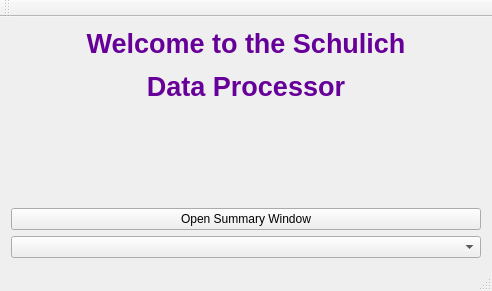
mshubat-forked/cs3307-group-project, file Windows/mainwindow.ui: the form before one commit.
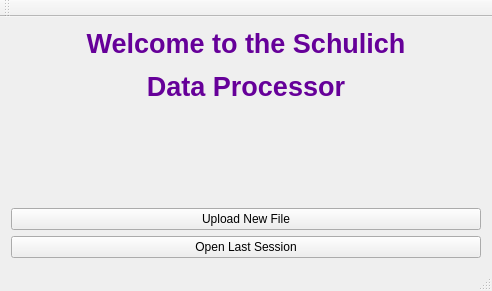
The form after the commit.

Diff of the .ui file:
```diff
--- a/Windows/mainwindow.ui
+++ b/Windows/mainwindow.ui
@@ -60,12 +60,16 @@
        </size>
       </property>
       <property name="text">
-       <string>Open Summary Window</string>
+       <string>Upload New File</string>
       </property>
      </widget>
     </item>
     <item>
-     <widget class="QComboBox" name="comboBox"/>
+     <widget class="QPushButton" name="last_session_button">
+      <property name="text">
+       <string>Open Last Session</string>
+      </property>
+     </widget>
     </item>
    </layout>
   </widget>
```
Left out of the diff: 4 changed lines with no effect on the pictures.
